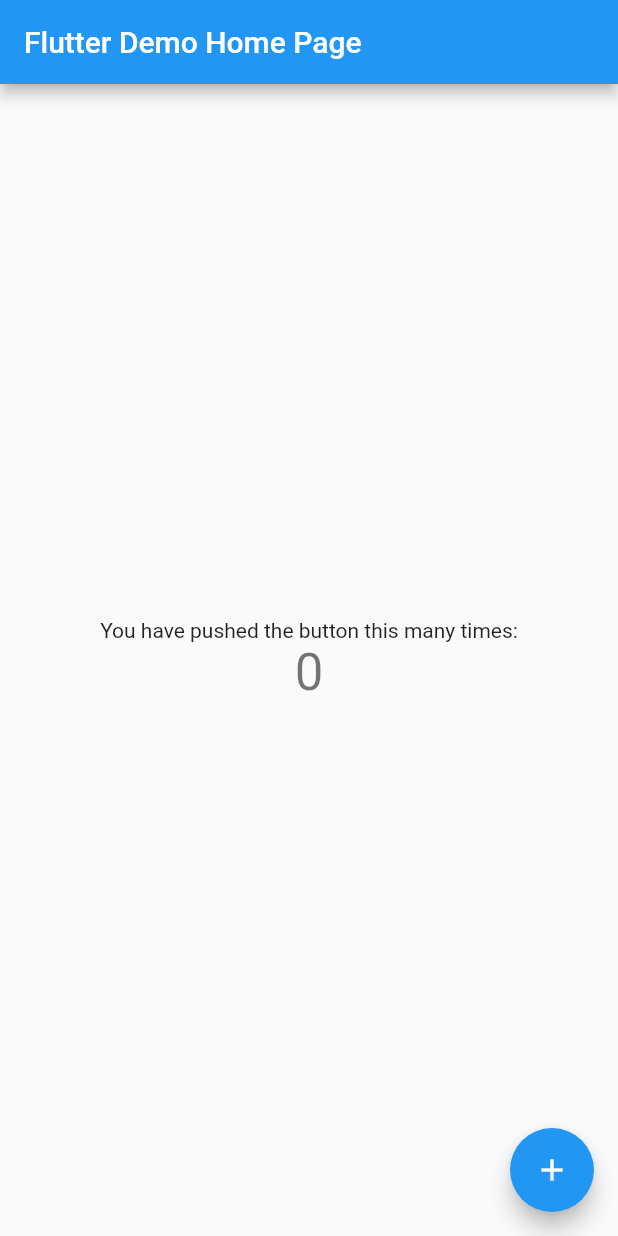
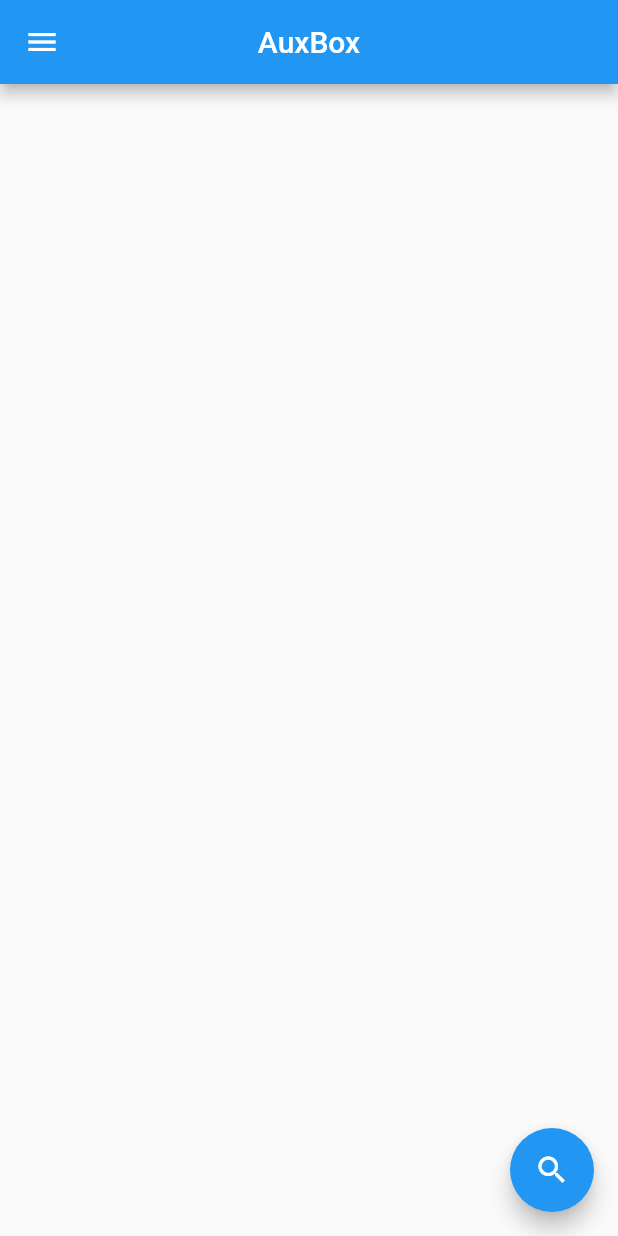
Before and after one commit to Team-Goose/auxbox-app, a Flutter app: the screen it shows after launch, on a phone screen of 412 x 824 dp. Run offline on Flutter 3.47's test engine with Material 2 defaults, Android fonts, the phone set to English and light mode, and no system bars.

Commit message:
some more code

```diff
--- /dev/null
+++ b/lib/homepage.dart
@@ -0,0 +1,53 @@
+import 'package:flutter/material.dart';
+
+class HomePage extends StatefulWidget {
+  @override
+  _HomePageState createState() => _HomePageState();
+}
+
+class _HomePageState extends State<HomePage> {
+  @override
+  Widget build(BuildContext context) {
+    return Scaffold(
+      appBar: AppBar(
+        leading: Builder(
+          builder: (BuildContext context) {
+            return IconButton(
+              icon: const Icon(Icons.menu),
+              onPressed: () { Scaffold.of(context).openDrawer(); },
+              tooltip: MaterialLocalizations.of(context).openAppDrawerTooltip,
+            );
+          },
+        ),
+        title: const Text("AuxBox"),
+        centerTitle: true,
+      ),
+      drawer: Drawer(
+        child: ListView(
+          padding: EdgeInsets.zero,
+          children: <Widget>[
+            DrawerHeader(
+              child: Text("AuxBox"),
+            ),
+            ListTile(
+              title: Text("Devices"),
+              onTap: () {
+                // Navigator.push(context, route);
+              },
+            ),
+            ListTile(
+              title: Text("Settings"),
+            )
+          ],
+        ),
+      ),
+      body: ListView(),
+      floatingActionButton: FloatingActionButton(
+        onPressed: () => setState(() {
+
+        }),
+        child: Icon(Icons.search),
+      ),
+    );
+  }
+}
--- a/lib/main.dart
+++ b/lib/main.dart
@@ -1,3 +1,4 @@
+import 'package:auxbox/homepage.dart';
 import 'package:flutter/material.dart';
 
 void main() => runApp(MyApp());
@@ -9,103 +10,9 @@ class MyApp extends StatelessWidget {
     return MaterialApp(
       title: 'Flutter Demo',
       theme: ThemeData(
-        // This is the theme of your application.
-        //
-        // Try running your application with "flutter run". You'll see the
-        // application has a blue toolbar. Then, without quitting the app, try
-        // changing the primarySwatch below to Colors.green and then invoke
-        // "hot reload" (press "r" in the console where you ran "flutter run",
-        // or simply save your changes to "hot reload" in a Flutter IDE).
-        // Notice that the counter didn't reset back to zero; the application
-        // is not restarted.
         primarySwatch: Colors.blue,
       ),
-      home: MyHomePage(title: 'Flutter Demo Home Page'),
+      home: HomePage(),
     );
   }
 }
-
-class MyHomePage extends StatefulWidget {
-  MyHomePage({Key key, this.title}) : super(key: key);
-
-  // This widget is the home page of your application. It is stateful, meaning
-  // that it has a State object (defined below) that contains fields that affect
-  // how it looks.
-
-  // This class is the configuration for the state. It holds the values (in this
-  // case the title) provided by the parent (in this case the App widget) and
-  // used by the build method of the State. Fields in a Widget subclass are
-  // always marked "final".
-
-  final String title;
-
-  @override
-  _MyHomePageState createState() => _MyHomePageState();
-}
-
-class _MyHomePageState extends State<MyHomePage> {
-  int _counter = 0;
-
-  void _incrementCounter() {
-    setState(() {
-      // This call to setState tells the Flutter framework that something has
-      // changed in this State, which causes it to rerun the build method below
-      // so that the display can reflect the updated values. If we changed
-      // _counter without calling setState(), then the build method would not be
-      // called again, and so nothing would appear to happen.
-      _counter++;
-    });
-  }
-
-  @override
-  Widget build(BuildContext context) {
-    // This method is rerun every time setState is called, for instance as done
-    // by the _incrementCounter method above.
-    //
-    // The Flutter framework has been optimized to make rerunning build methods
-    // fast, so that you can just rebuild anything that needs updating rather
-    // than having to individually change instances of widgets.
-    return Scaffold(
-      appBar: AppBar(
-        // Here we take the value from the MyHomePage object that was created by
-        // the App.build method, and use it to set our appbar title.
-        title: Text(widget.title),
-      ),
-      body: Center(
-        // Center is a layout widget. It takes a single child and positions it
-        // in the middle of the parent.
-        child: Column(
-          // Column is also a layout widget. It takes a list of children and
-          // arranges them vertically. By default, it sizes itself to fit its
-          // children horizontally, and tries to be as tall as its parent.
-          //
-          // Invoke "debug painting" (press "p" in the console, choose the
-          // "Toggle Debug Paint" action from the Flutter Inspector in Android
-          // Studio, or the "Toggle Debug Paint" command in Visual Studio Code)
-          // to see the wireframe for each widget.
-          //
-          // Column has various properties to control how it sizes itself and
-          // how it positions its children. Here we use mainAxisAlignment to
-          // center the children vertically; the main axis here is the vertical
-          // axis because Columns are vertical (the cross axis would be
-          // horizontal).
-          mainAxisAlignment: MainAxisAlignment.center,
-          children: <Widget>[
-            Text(
-              'You have pushed the button this many times:',
-            ),
-            Text(
-              '$_counter',
-              style: Theme.of(context).textTheme.display1,
-            ),
-          ],
-        ),
-      ),
-      floatingActionButton: FloatingActionButton(
-        onPressed: _incrementCounter,
-        tooltip: 'Increment',
-        child: Icon(Icons.add),
-      ), // This trailing comma makes auto-formatting nicer for build methods.
-    );
-  }
-}
```
Also changed, not shown: 2 other files.
